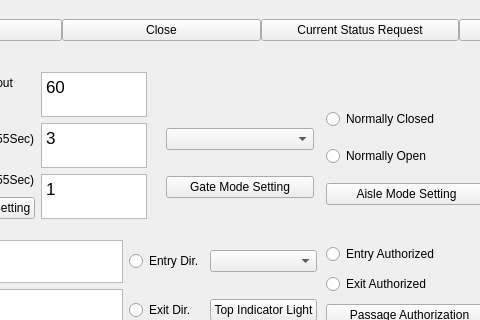
This is view/ElisMainWidget.ui in chiplua/Rs128WinTest as Qt 5 draws it before an edit; both pictures show x 344 to 824 and y 0 to 320 of the 1031 by 647 pixel window. The edited form follows.
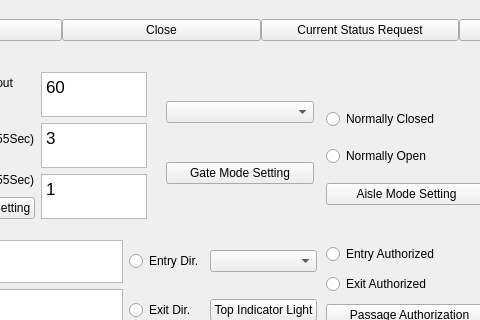
This is the edited form.

Commit message: [UI-Framework-Mode]:Set mode layout

The edit to the form file:
```diff
--- a/view/ElisMainWidget.ui
+++ b/view/ElisMainWidget.ui
@@ -304,7 +304,7 @@
    </property>
    <layout class="QVBoxLayout" name="vLayoutModeSetting">
     <property name="topMargin">
-     <number>40</number>
+     <number>0</number>
     </property>
     <property name="rightMargin">
      <number>0</number>
```
The commit also changes 1 other file.
